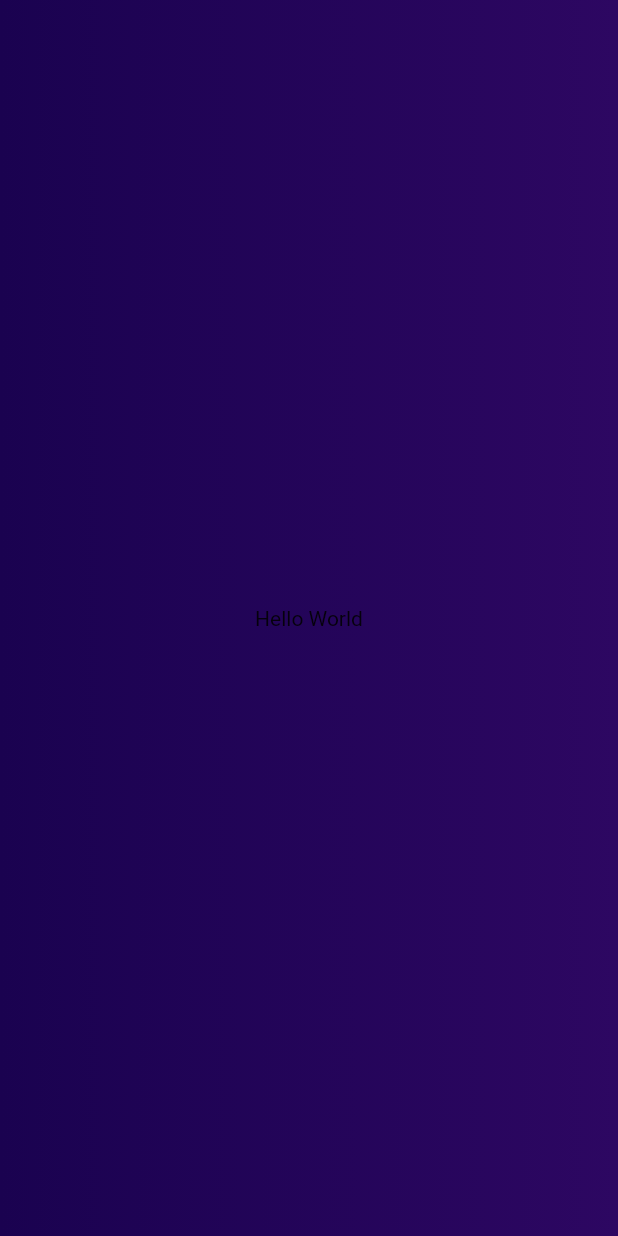
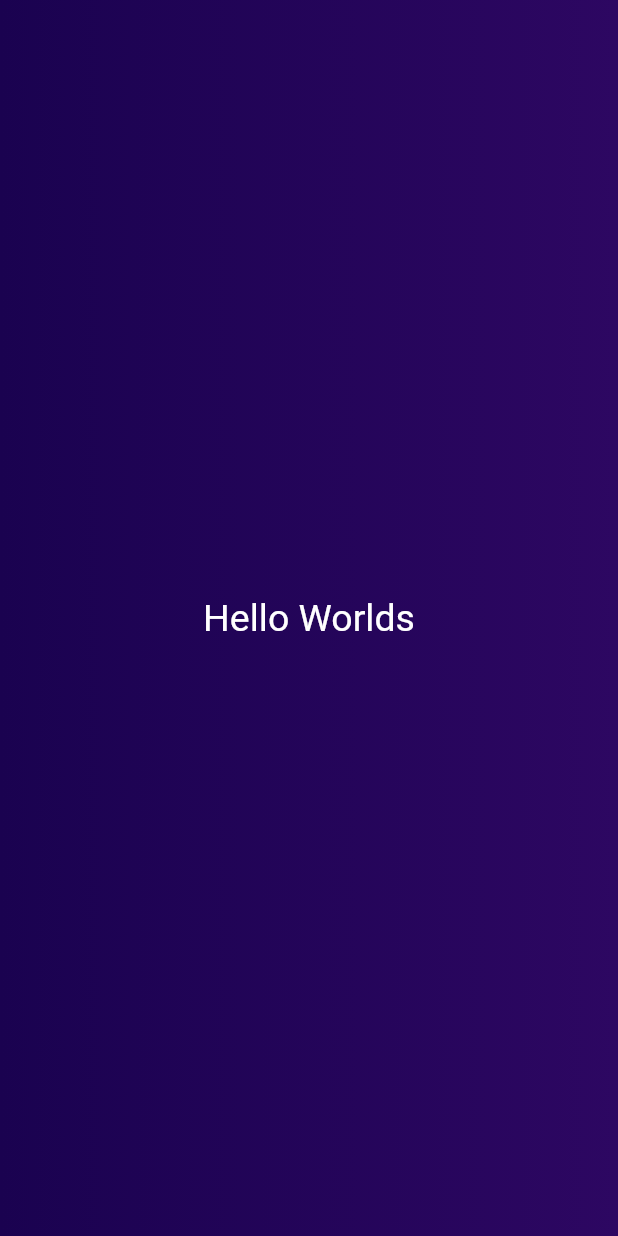
Before and after one commit to tharindudsandeepa/flutter-diceApp, a Flutter app: the screen it shows after launch, on a phone screen of 412 x 824 dp. Run offline on Flutter 3.47's test engine with Material 2 defaults, Android fonts, the phone set to English and light mode, and no system bars.

Commit message:
Create Custom Widget to Gradient container

```diff
--- a/lib/main.dart
+++ b/lib/main.dart
@@ -2,19 +2,34 @@ import 'package:flutter/material.dart';
 
 void main() {
   runApp(
-    MaterialApp(
+    const MaterialApp(
       home: Scaffold(
-        body: Container(
+        body: GradientContainer(),
+      ),
+    ),
+  );
+}
+
+class GradientContainer extends StatelessWidget {
+  const GradientContainer({super.key});
+
+  @override
+  Widget build(context) {
+    return Container(
       decoration: const BoxDecoration(
           gradient: LinearGradient(colors: [
         Color.fromARGB(255, 26, 2, 80),
         Color.fromARGB(255, 45, 7, 98),
       ])),
       child: const Center(
-            child: Text('Hello World'),
-          ),
+        child: Text(
+          'Hello Worlds',
+          style: TextStyle(
+            color: Colors.white,
+            fontSize: 25,
           ),
         ),
       ),
     );
   }
+}
```
Lines whose indentation alone changed are shown as unchanged.
